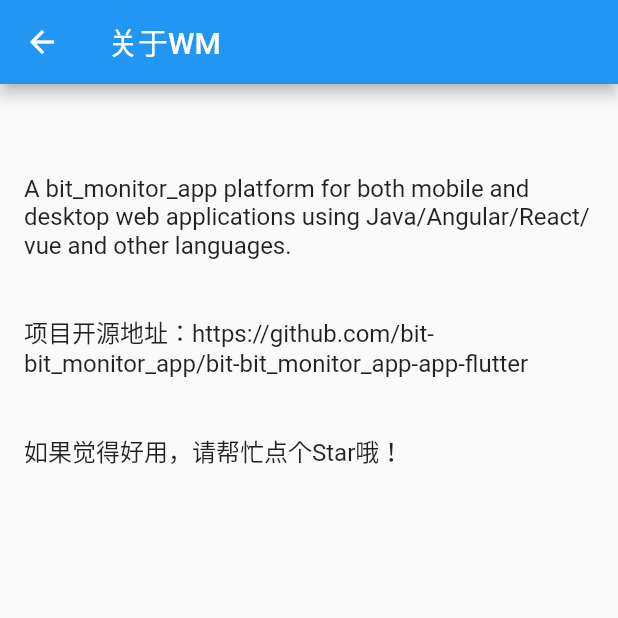
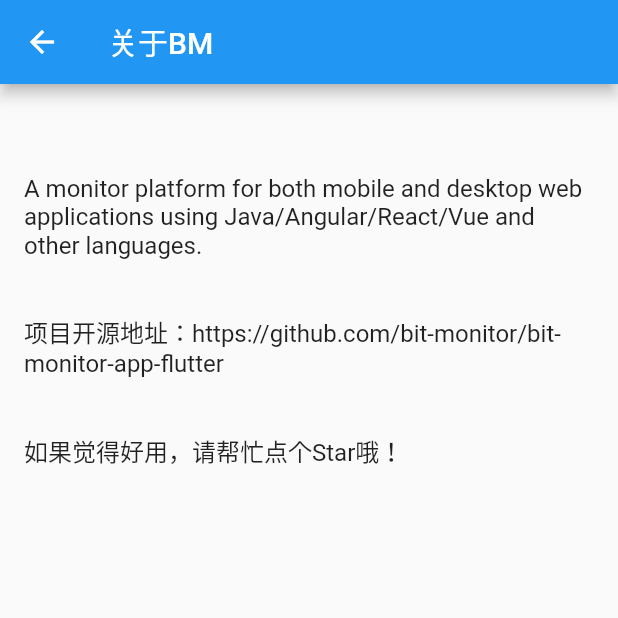
Before and after one commit to bit-monitor/bit-monitor-app-flutter, a Flutter app: the ModuleAbout screen opened by its route, on a phone screen of 412 x 824 dp, the top half of it. Run offline on Flutter 3.47's test engine with Material 2 defaults, Android fonts, the phone set to English and light mode, and no system bars; our stand-ins replace connectivity, dio, fl_chart, flutter_datetime_picker, flutter_easyloading, shared_preferences; accounts and stored records are empty.

Commit message:
feat: 修改全局配置信息

```diff
--- a/lib/config/global_config.dart
+++ b/lib/config/global_config.dart
@@ -1,25 +1,25 @@
 /// 全局配置类，用于存放全局配置相关的常量，便于个性化定义
 class GlobalConfig {
   /// 启动页的标题（应用名称）
-  static const APP_NAME_FULL = "Web Monitor App";
+  static const APP_NAME_FULL = "Bit Monitor App";
 
   /// 应用名称（短）
-  static const APP_NAME_SHORT = "Web Monitor";
+  static const APP_NAME_SHORT = "Bit Monitor";
 
   /// 应用代号
-  static const APP_NAME_CODE = "WM";
+  static const APP_NAME_CODE = "BM";
 
   /// 应用简介（短）
-  static const APP_INTRODUCTION = "A bit_monitor_app platform for both mobile and "
+  static const APP_INTRODUCTION = "A monitor platform for both mobile and "
       "desktop web applications";
 
   /// 应用简介（全）
-  static const APP_INTRODUCTION_FULL = "A bit_monitor_app platform for both mobile and "
-      "desktop web applications using Java/Angular/React/vue and other languages.";
+  static const APP_INTRODUCTION_FULL = "A monitor platform for both mobile and "
+      "desktop web applications using Java/Angular/React/Vue and other languages.";
 
   /// 开源地址
   static const APP_GITHUB_ADDRESS =
-      "项目开源地址：https://github.com/bit-bit_monitor_app/bit-bit_monitor_app-app-flutter";
+      "项目开源地址：https://github.com/bit-monitor/bit-monitor-app-flutter";
 
   /// 如果觉得好用
   static const APP_GITHUB_REMARK =
```
